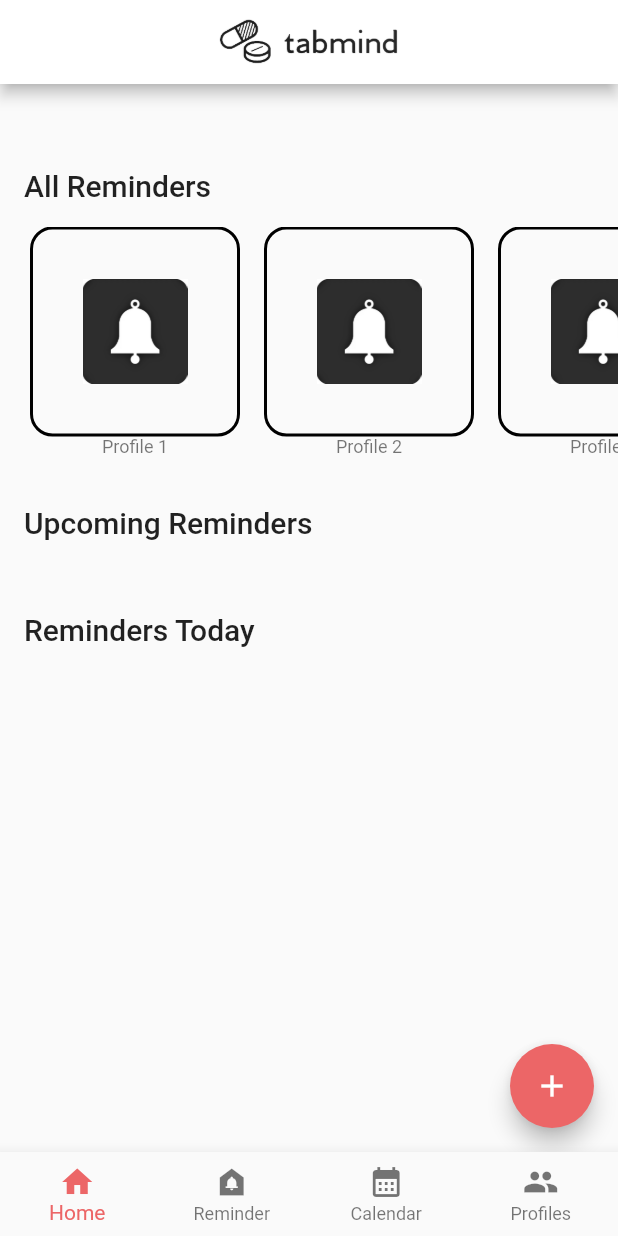
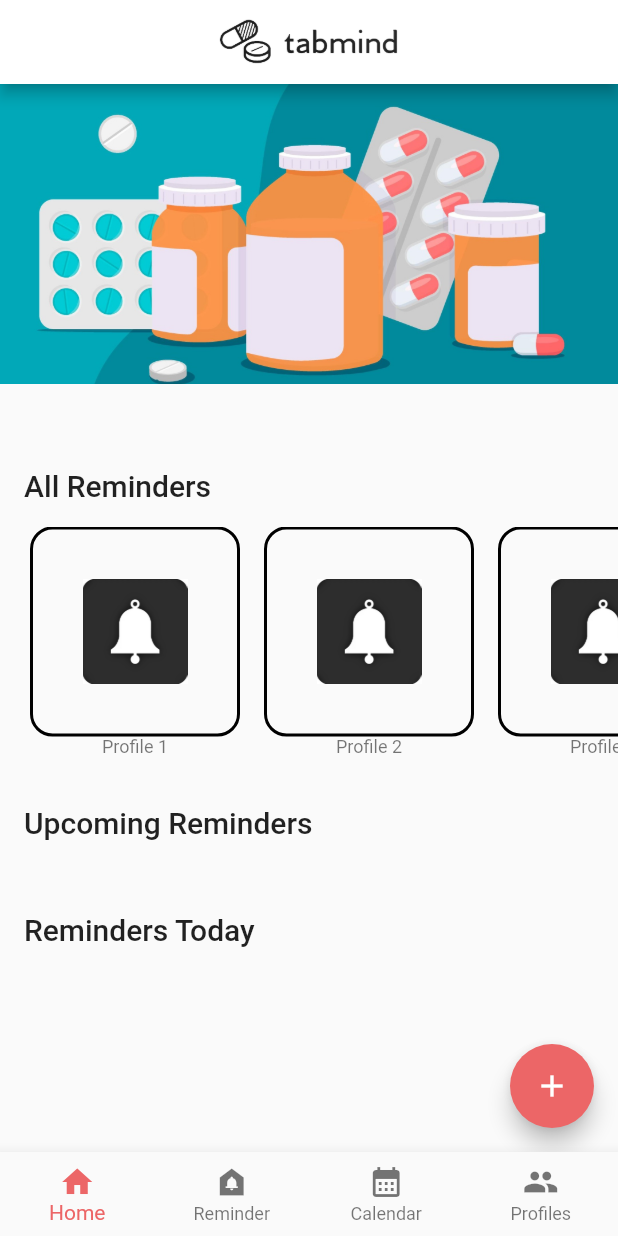
Before and after one commit to tobias-mack/tabmind, a Flutter app: the screen it shows after launch, on a phone screen of 412 x 824 dp. Run offline on Flutter 3.47's test engine with Material 2 defaults, Android fonts, the phone set to English and light mode, and no system bars; our stand-ins replace flutter_riverpod, freezed_annotation.

Commit message:
HomePage: scrollable img

```diff
--- a/lib/pages/home/home_view.dart
+++ b/lib/pages/home/home_view.dart
@@ -25,7 +25,21 @@ class HomeView extends ConsumerWidget {
         ),
         centerTitle: true,
       ),
-      body: Stack(
+      body: CustomScrollView(
+        slivers: [
+          SliverAppBar(
+            pinned: false,
+            expandedHeight: 200,
+            flexibleSpace: FlexibleSpaceBar(
+              background: Image.asset(
+                  "assets/images/background.jpg",
+                width: double.maxFinite,
+                fit: BoxFit.cover,
+              ),
+            ),
+          ),
+          SliverToBoxAdapter(
+            child: Stack(
               alignment: Alignment.topLeft,
               children: [
                 Container(
@@ -124,6 +138,16 @@ class HomeView extends ConsumerWidget {
                 )
               ],
             ),
+          )
+        ],
+      ),
+
+
+
+
+
+
+
       floatingActionButton: const FloatingActionButton(
         onPressed: null,
         tooltip: 'tooltip',
```
Lines whose indentation alone changed are shown as unchanged.
